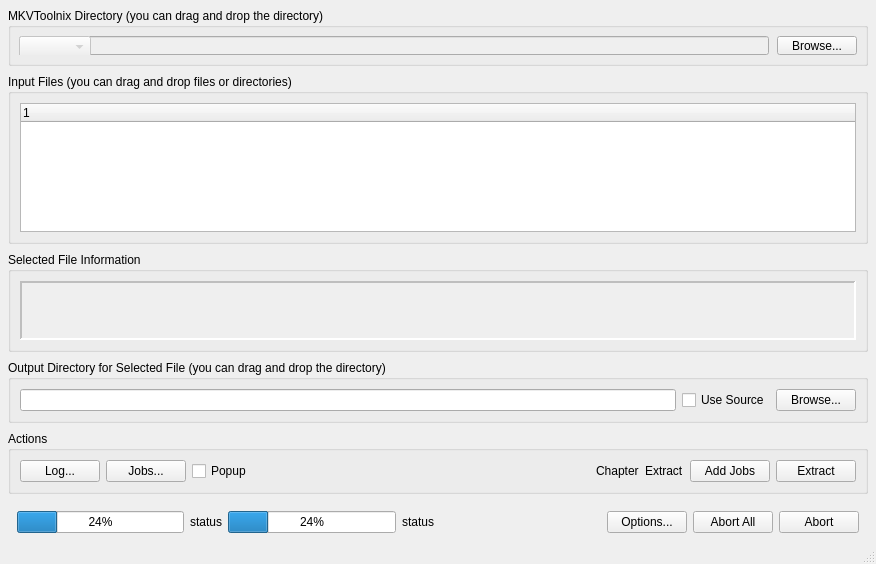
Old version of the form src/ui/MainWindow.ui in the repository alezhu/qMKVExtractGUI.
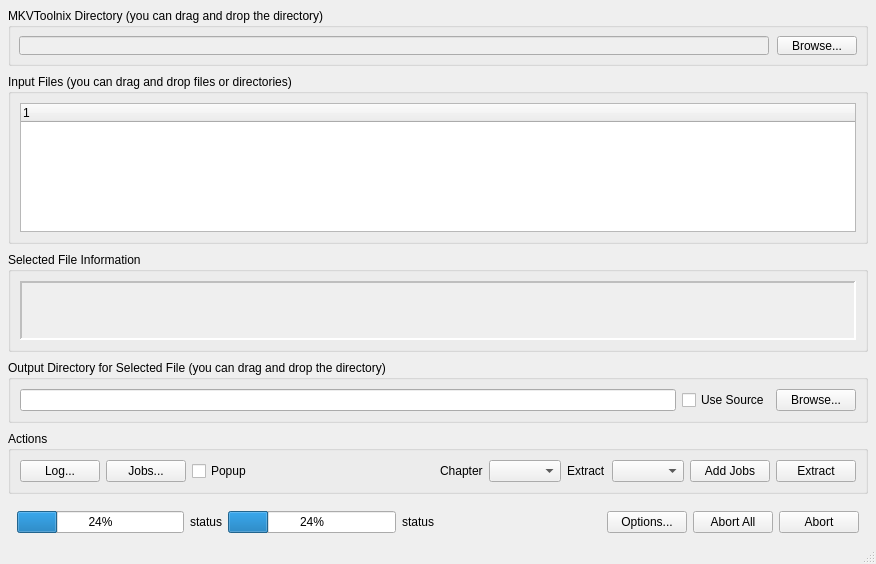
New version of the form.

Commit message: feat():Bind some buttons enable property to Extracting model property

```diff
--- a/src/ui/MainWindow.ui
+++ b/src/ui/MainWindow.ui
@@ -95,8 +95,6 @@
          <property name="readOnly">
           <bool>true</bool>
          </property>
-                                <widget class="QComboBox" name="cmbChapterType"/>
-                                <widget class="QComboBox" name="cmbExtractionMode"/>
         </widget>
        </item>
        <item>
@@ -238,6 +236,7 @@
         </widget>
        </item>
        <item>
+                                <widget class="QComboBox" name="cmbChapterType"/>
        </item>
        <item>
         <widget class="QLabel" name="label_2">
@@ -247,6 +246,7 @@
         </widget>
        </item>
        <item>
+                                <widget class="QComboBox" name="cmbExtractionMode"/>
        </item>
        <item>
         <widget class="QPushButton" name="pushButton_5">
```
Left out of the diff: 23 changed lines with no effect on the pictures. Lines whose indentation alone changed are shown as unchanged. The commit also changes 2 other files.
